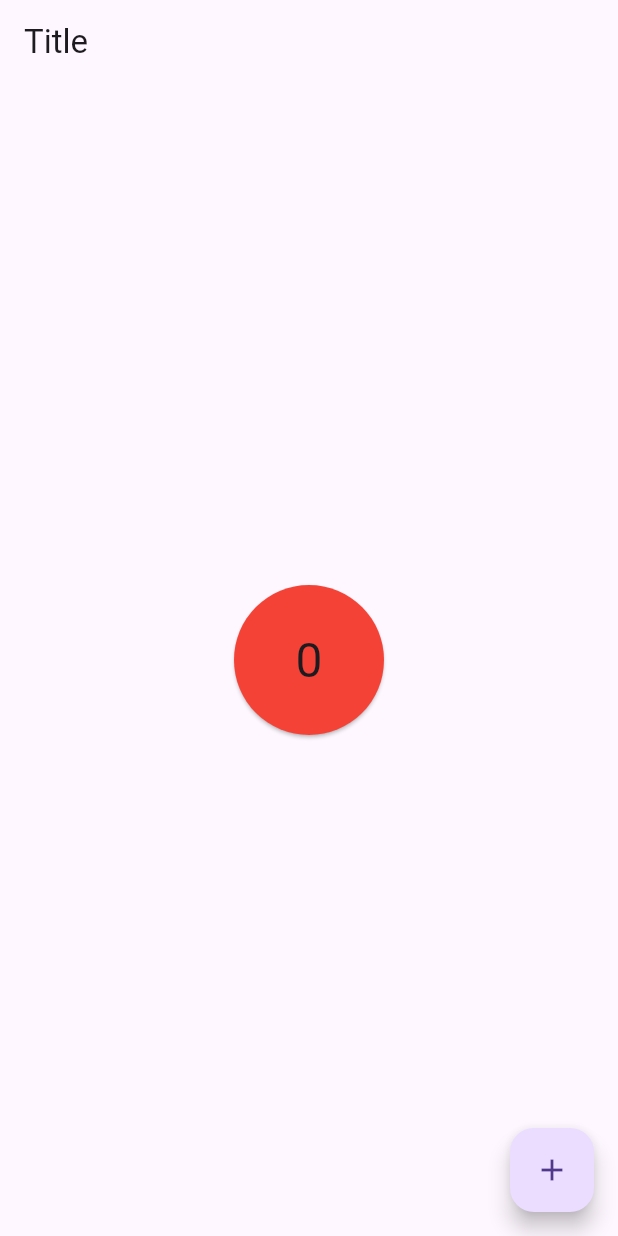
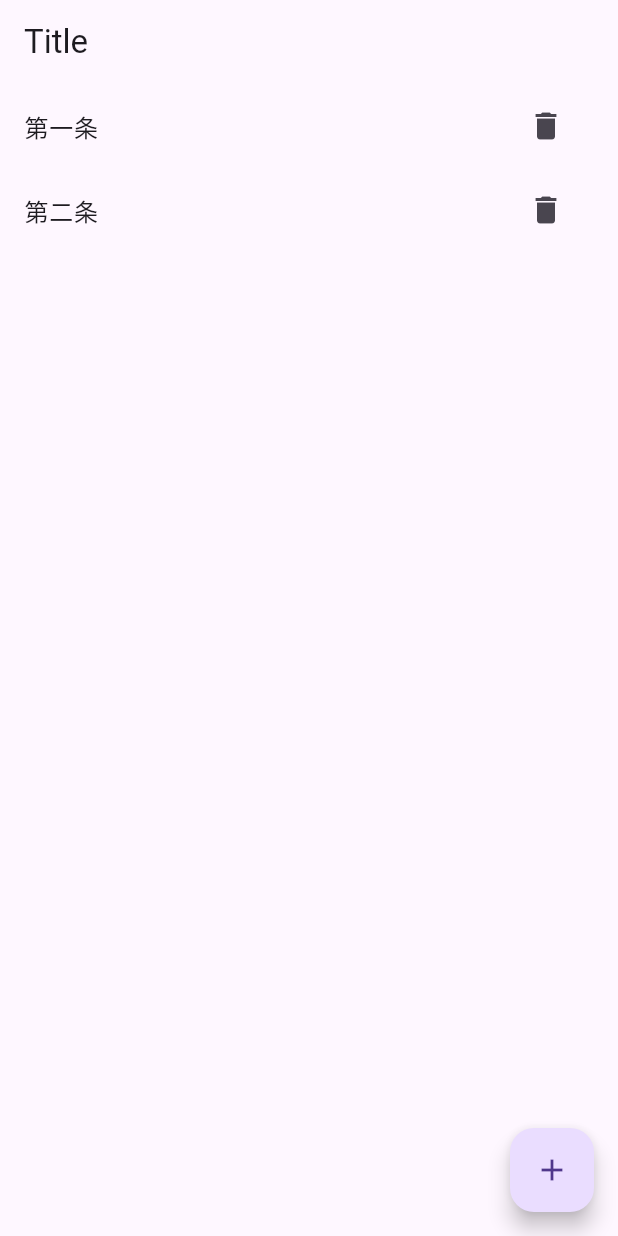
Before and after one commit to Mhua99/flutter_project, a Flutter app: the screen it shows after launch, on a phone screen of 412 x 824 dp. Run offline on Flutter 3.47's test engine with Material 3 defaults, Android fonts, the phone set to English and light mode, and no system bars; our stand-ins replace dio, readmore.

Commit message:
feat: demo19

```diff
--- /dev/null
+++ b/lib/demo19/main.dart
@@ -0,0 +1,102 @@
+import 'dart:async';
+import 'package:flutter/material.dart';
+
+class MyApp extends StatelessWidget {
+  const MyApp({super.key});
+
+  @override
+  Widget build(BuildContext context) {
+    return MaterialApp(
+      title: 'Flutter Demo',
+      theme: ThemeData(primarySwatch: Colors.blue),
+      home: const HomePage(),
+    );
+  }
+}
+
+class HomePage extends StatefulWidget {
+  const HomePage({super.key});
+
+  @override
+  State<HomePage> createState() => _HomePageState();
+}
+
+class _HomePageState extends State<HomePage> {
+  final _globalKey = GlobalKey<AnimatedListState>();
+  bool flag = true;
+  List<String> list = ["第一条", "第二条"];
+
+  Widget _buildItem(index) {
+    return ListTile(
+      key: ValueKey(index),
+      title: Text(list[index]),
+      trailing: IconButton(
+        icon: const Icon(Icons.delete),
+        onPressed: () {
+          // 执行删除
+          _deleteItem(index);
+        },
+      ),
+    );
+  }
+
+  _deleteItem(index) {
+    if (flag == true) {
+      flag = false;
+      //执行删除
+      _globalKey.currentState!.removeItem(index, (context, animation) {
+        var removeItem = _buildItem(index);
+        // 数组中删除数据
+        list.removeAt(index);
+        /**
+         * ScaleTransition 是 Flutter 中用于实现缩放动画的组件
+         */
+        return ScaleTransition(
+          // opacity: animation,
+          scale: animation,
+          // 删除的时候执行动画的元素
+          child: removeItem,
+        );
+      });
+      // 500 毫秒后，flag 恢复为 true
+      Timer.periodic(const Duration(milliseconds: 500), (timer) {
+        flag = true;
+        // 停止定时器
+        timer.cancel();
+      });
+    }
+  }
+
+  @override
+  Widget build(BuildContext context) {
+    return Scaffold(
+      appBar: AppBar(title: const Text('Title')),
+      floatingActionButton: FloatingActionButton(
+        child: Icon(Icons.add),
+        onPressed: () {
+          list.add("我是新增的数据");
+          /**
+           * insertItem 的主要作用确实是触发动画插入，而不是直接操作数据。(只是通知 UI 层需要在某个位置显示新项并播放动画)
+           * 1. 在指定索引位置插入一个新项
+           * 2. 触发从 0 到 1 的动画过程
+           * 3. 调用 itemBuilder 来构建要显示的 Widget
+           */
+          _globalKey.currentState!.insertItem(list.length - 1);
+        },
+      ),
+      /**
+       * AnimatedList 是一个可以为列表项的插入和删除操作添加动画效果的组件。与普通的 ListView 不同，它专门设计用于需要动态添加或删除列表项并带有动画效果的场景
+       */
+      body: AnimatedList(
+        key: _globalKey,
+        initialItemCount: list.length,
+        itemBuilder: ((context, index, animation) {
+          /**
+           * Flutter 内置的淡入淡出动画组件
+           */
+          return FadeTransition(opacity: animation, child: _buildItem(index));
+        }),
+      ),
+    );
+  }
+}
--- a/lib/main.dart
+++ b/lib/main.dart
@@ -1,5 +1,5 @@
 import 'package:flutter/material.dart';
-import "./demo18/main.dart";
+import "./demo19/main.dart";
 
 void main() {
   runApp(const MyApp());
```
Also changed, not shown: images/19-1.png (added), 1 other file.
